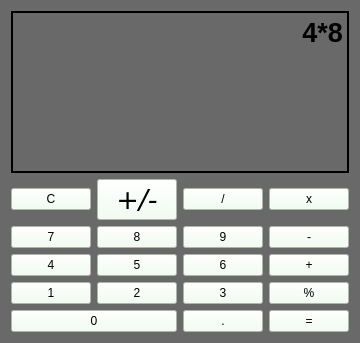
Before: the Qt Designer form awesome_calculator_layout.ui in southernhacker56/AwesomeCalculator, drawn with Qt 5.
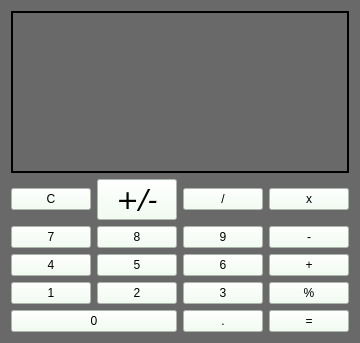
After: the same form once the commit is applied.

Diff of the .ui file:
```diff
--- a/awesome_calculator_layout.ui
+++ b/awesome_calculator_layout.ui
@@ -54,7 +54,7 @@
 &lt;html&gt;&lt;head&gt;&lt;meta name=&quot;qrichtext&quot; content=&quot;1&quot; /&gt;&lt;style type=&quot;text/css&quot;&gt;
 p, li { white-space: pre-wrap; }
 &lt;/style&gt;&lt;/head&gt;&lt;body style=&quot; font-family:'Cantarell'; font-size:10pt; font-weight:400; font-style:normal;&quot;&gt;
-&lt;p align=&quot;right&quot; style=&quot; margin-top:12px; margin-bottom:12px; margin-left:0px; margin-right:0px; -qt-block-indent:0; text-indent:0px;&quot;&gt;&lt;span style=&quot; font-size:20pt; font-weight:600;&quot;&gt;4*8&lt;/span&gt;&lt;/p&gt;&lt;/body&gt;&lt;/html&gt;</string>
+&lt;p style=&quot;-qt-paragraph-type:empty; margin-top:0px; margin-bottom:0px; margin-left:0px; margin-right:0px; -qt-block-indent:0; text-indent:0px; font-size:20pt;&quot;&gt;&lt;br /&gt;&lt;/p&gt;&lt;/body&gt;&lt;/html&gt;</string>
      </property>
     </widget>
    </item>
```
